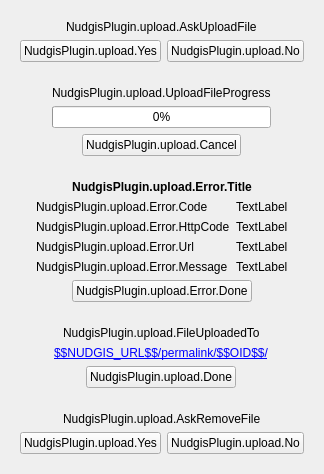
UbiCastTeam/nudgis-obs-plugin, file src/nudgis-upload.ui: the form before one commit.
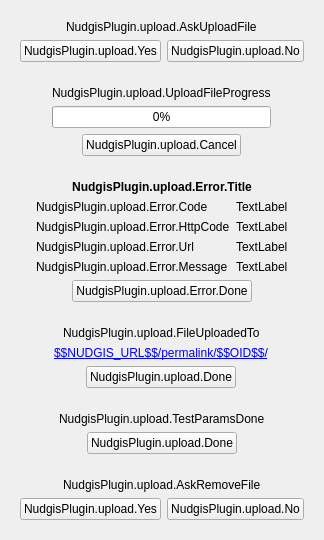
The form after the commit.

Commit message: nudgis-plugin: added parameter testing functionality

What changed in the file:
```diff
--- a/src/nudgis-upload.ui
+++ b/src/nudgis-upload.ui
@@ -260,6 +260,29 @@
      </layout>
     </widget>
    </item>
+   <item alignment="Qt::AlignHCenter">
+    <widget class="QWidget" name="widget_TestParamsDone" native="true">
+     <property name="visible">
+      <bool>false</bool>
+     </property>
+     <layout class="QVBoxLayout" name="verticalLayout_TestParamsDone">
+      <item alignment="Qt::AlignHCenter">
+       <widget class="QLabel" name="label_TestParamsDone">
+        <property name="text">
+         <string>NudgisPlugin.upload.TestParamsDone</string>
+        </property>
+       </widget>
+      </item>
+      <item alignment="Qt::AlignHCenter">
+       <widget class="QPushButton" name="pushButton_TestParamsDone">
+        <property name="text">
+         <string>NudgisPlugin.upload.Done</string>
+        </property>
+       </widget>
+      </item>
+     </layout>
+    </widget>
+   </item>
    <item alignment="Qt::AlignHCenter">
     <widget class="QWidget" name="widget_AskRemoveFile" native="true">
      <property name="visible">
```
The commit also changes 9 other files.
